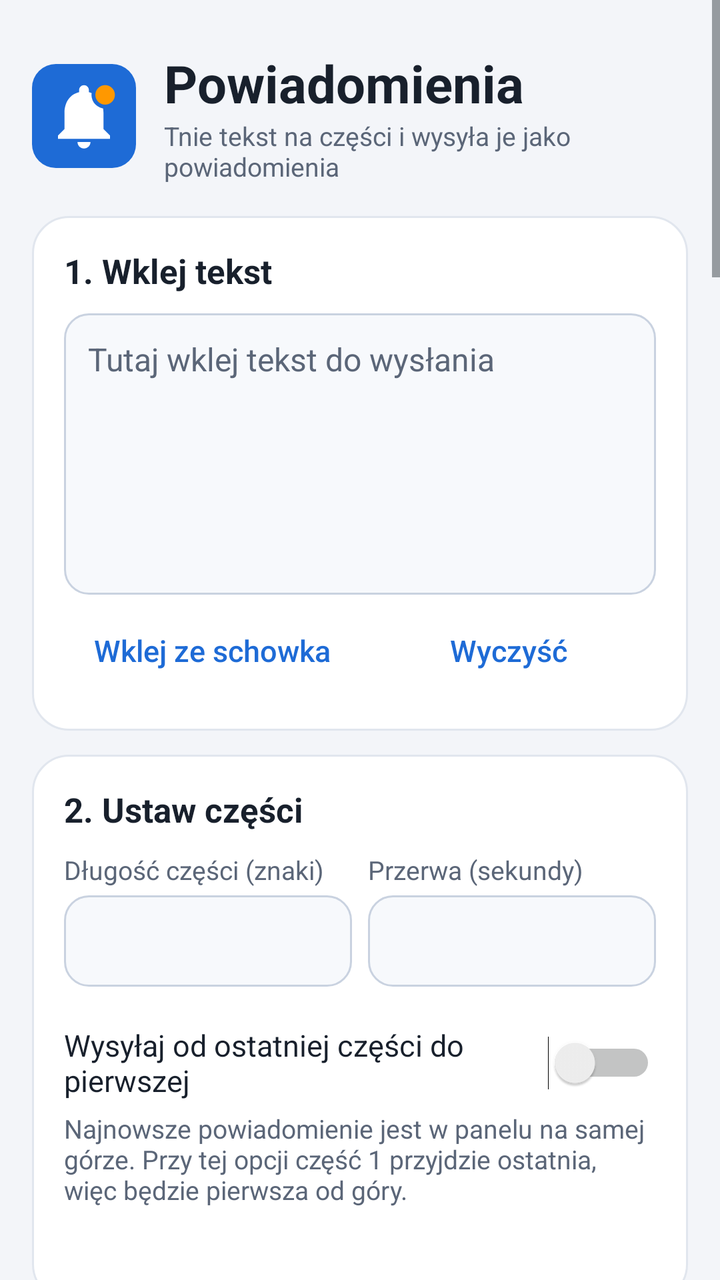
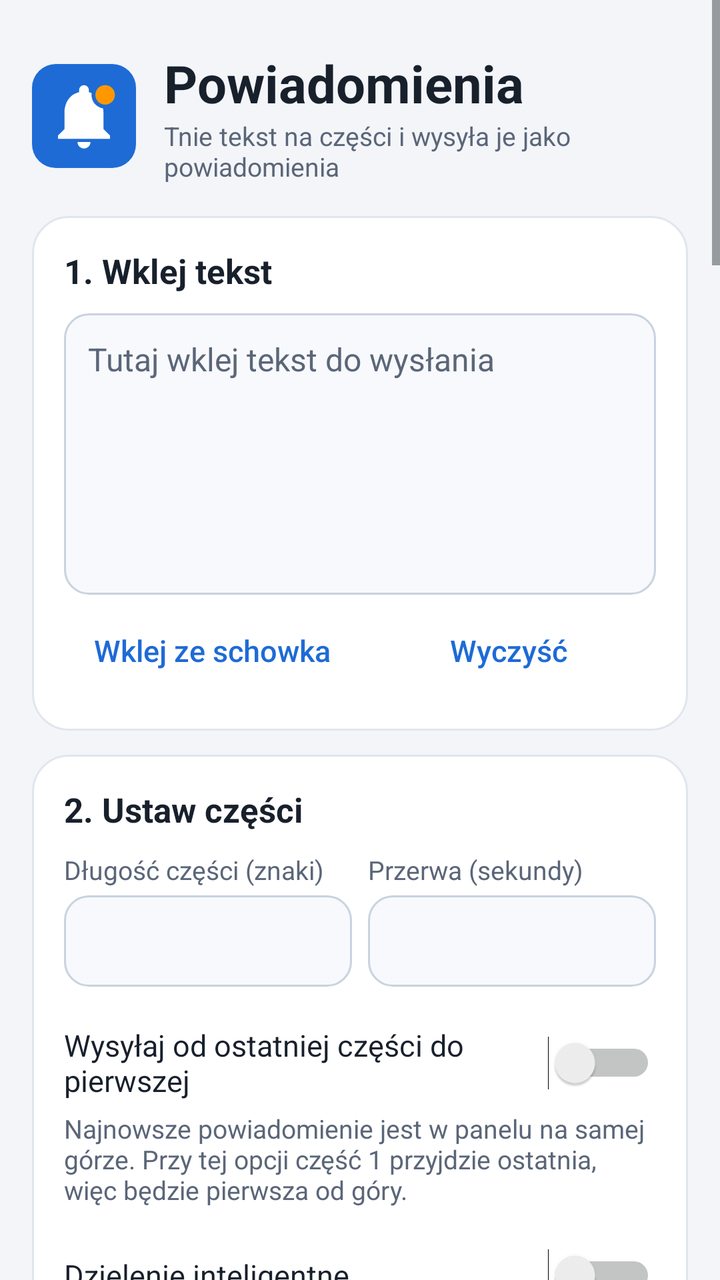

The first picture is an Android layout as it rendered before a commit; the second is the same layout after the commit. The layout source and the unified diff follow.
<!-- AndroidManifest.xml: application theme AppTheme -->
<!-- res/layout/activity_main.xml -->
<?xml version="1.0" encoding="utf-8"?>
<ScrollView xmlns:android="http://schemas.android.com/apk/res/android"
    android:layout_width="match_parent"
    android:layout_height="match_parent"
    android:background="@color/screen_bg"
    android:fillViewport="true">

    <LinearLayout
        android:layout_width="match_parent"
        android:layout_height="wrap_content"
        android:orientation="vertical"
        android:padding="16dp">

        
        <LinearLayout
            android:layout_width="match_parent"
            android:layout_height="wrap_content"
            android:gravity="center_vertical"
            android:orientation="horizontal"
            android:paddingTop="8dp"
            android:paddingBottom="4dp">

            <ImageView
                android:layout_width="52dp"
                android:layout_height="52dp"
                android:contentDescription="Ikona aplikacji"
                android:src="@drawable/ic_logo" />

            <LinearLayout
                android:layout_width="0dp"
                android:layout_height="wrap_content"
                android:layout_marginStart="14dp"
                android:layout_weight="1"
                android:orientation="vertical">

                <TextView
                    android:layout_width="match_parent"
                    android:layout_height="wrap_content"
                    android:text="Powiadomienia"
                    android:textColor="@color/text_primary"
                    android:textSize="26sp"
                    android:textStyle="bold" />

                <TextView
                    style="@style/Hint"
                    android:layout_width="match_parent"
                    android:layout_height="wrap_content"
                    android:text="Tnie tekst na części i wysyła je jako powiadomienia" />
            </LinearLayout>
        </LinearLayout>

        
        <LinearLayout
            style="@style/Card"
            android:layout_width="match_parent"
            android:layout_height="wrap_content"
            android:layout_marginTop="12dp">

            <TextView
                style="@style/SectionTitle"
                android:layout_width="match_parent"
                android:layout_height="wrap_content"
                android:text="1. Wklej tekst" />

            <EditText
                android:id="@+id/text"
                style="@style/Input"
                android:layout_width="match_parent"
                android:layout_height="wrap_content"
                android:layout_marginTop="10dp"
                android:gravity="top|start"
                android:hint="Tutaj wklej tekst do wysłania"
                android:importantForAutofill="no"
                android:inputType="textMultiLine|textCapSentences"
                android:maxLines="10"
                android:minLines="6"
                android:scrollbars="vertical" />

            <LinearLayout
                android:layout_width="match_parent"
                android:layout_height="wrap_content"
                android:layout_marginTop="4dp"
                android:orientation="horizontal">

                <Button
                    android:id="@+id/btn_paste"
                    style="@style/TextButton"
                    android:layout_width="0dp"
                    android:layout_height="wrap_content"
                    android:layout_weight="1"
                    android:text="Wklej ze schowka" />

                <Button
                    android:id="@+id/btn_clear"
                    style="@style/TextButton"
                    android:layout_width="0dp"
                    android:layout_height="wrap_content"
                    android:layout_weight="1"
                    android:text="Wyczyść" />
            </LinearLayout>
        </LinearLayout>

        
        <LinearLayout
            style="@style/Card"
            android:layout_width="match_parent"
            android:layout_height="wrap_content"
            android:layout_marginTop="12dp">

            <TextView
                style="@style/SectionTitle"
                android:layout_width="match_parent"
                android:layout_height="wrap_content"
                android:text="2. Ustaw części" />

            <LinearLayout
                android:layout_width="match_parent"
                android:layout_height="wrap_content"
                android:layout_marginTop="10dp"
                android:orientation="horizontal">

                <LinearLayout
                    android:layout_width="0dp"
                    android:layout_height="wrap_content"
                    android:layout_marginEnd="8dp"
                    android:layout_weight="1"
                    android:orientation="vertical">

                    <TextView
                        style="@style/Hint"
                        android:layout_width="match_parent"
                        android:layout_height="wrap_content"
                        android:text="Długość części (znaki)" />

                    <EditText
                        android:id="@+id/limit"
                        style="@style/Input"
                        android:layout_width="match_parent"
                        android:layout_height="wrap_content"
                        android:layout_marginTop="4dp"
                        android:importantForAutofill="no"
                        android:inputType="number"
                        android:maxLength="4" />
                </LinearLayout>

                <LinearLayout
                    android:layout_width="0dp"
                    android:layout_height="wrap_content"
                    android:layout_weight="1"
                    android:orientation="vertical">

                    <TextView
                        style="@style/Hint"
                        android:layout_width="match_parent"
                        android:layout_height="wrap_content"
                        android:text="Przerwa (sekundy)" />

                    <EditText
                        android:id="@+id/delay"
                        style="@style/Input"
                        android:layout_width="match_parent"
                        android:layout_height="wrap_content"
                        android:layout_marginTop="4dp"
                        android:importantForAutofill="no"
                        android:inputType="numberDecimal"
                        android:maxLength="4" />
                </LinearLayout>
            </LinearLayout>

            <Switch
                android:id="@+id/sw_reverse"
                android:layout_width="match_parent"
                android:layout_height="wrap_content"
                android:layout_marginTop="14dp"
                android:minHeight="48dp"
                android:text="Wysyłaj od ostatniej części do pierwszej"
                android:textColor="@color/text_primary"
                android:textSize="15sp" />

            <TextView
                style="@style/Hint"
                android:layout_width="match_parent"
                android:layout_height="wrap_content"
                android:text="Najnowsze powiadomienie jest w panelu na samej górze. Przy tej opcji część 1 przyjdzie ostatnia, więc będzie pierwsza od góry." />

            <TextView
                android:id="@+id/preview"
                android:layout_width="match_parent"
                android:layout_height="wrap_content"
                android:layout_marginTop="12dp"
                android:textColor="@color/accent"
                android:textSize="14sp"
                android:textStyle="bold" />
        </LinearLayout>

        
        <Button
            android:id="@+id/btn_send"
            style="@style/PrimaryButton"
            android:layout_width="match_parent"
            android:layout_height="wrap_content"
            android:layout_marginTop="16dp"
            android:text="Podziel i wyślij" />

        <ProgressBar
            android:id="@+id/progress"
            style="?android:attr/progressBarStyleHorizontal"
            android:layout_width="match_parent"
            android:layout_height="wrap_content"
            android:layout_marginTop="10dp"
            android:progressTint="@color/accent"
            android:visibility="gone" />

        <TextView
            android:id="@+id/status"
            style="@style/Hint"
            android:layout_width="match_parent"
            android:layout_height="wrap_content"
            android:layout_marginTop="6dp"
            android:gravity="center"
            android:textSize="14sp" />

        
        <LinearLayout
            style="@style/Card"
            android:layout_width="match_parent"
            android:layout_height="wrap_content"
            android:layout_marginTop="16dp">

            <TextView
                style="@style/SectionTitle"
                android:layout_width="match_parent"
                android:layout_height="wrap_content"
                android:text="Gemini w powiadomieniach" />

            <TextView
                style="@style/Hint"
                android:layout_width="match_parent"
                android:layout_height="wrap_content"
                android:layout_marginTop="4dp"
                android:text="Gdy wpiszesz klucz, powiadomienia dostają przycisk „Odpowiedz”. Twoja odpowiedź razem z treścią powiadomienia idzie do Gemini, a jego odpowiedź wraca jako kolejne powiadomienia, dzielone tak samo jak tekst." />

            <TextView
                style="@style/Hint"
                android:layout_width="match_parent"
                android:layout_height="wrap_content"
                android:layout_marginTop="12dp"
                android:text="Klucz API Gemini" />

            <EditText
                android:id="@+id/gem_key"
                style="@style/Input"
                android:layout_width="match_parent"
                android:layout_height="wrap_content"
                android:layout_marginTop="4dp"
                android:hint="Wklej klucz z Google AI Studio"
                android:importantForAutofill="no"
                android:inputType="textPassword" />

            <TextView
                style="@style/Hint"
                android:layout_width="match_parent"
                android:layout_height="wrap_content"
                android:layout_marginTop="4dp"
                android:text="Klucz zapisuje się tylko w tym telefonie i jest wysyłany wyłącznie do Google." />

            <TextView
                style="@style/Hint"
                android:layout_width="match_parent"
                android:layout_height="wrap_content"
                android:layout_marginTop="12dp"
                android:text="Model" />

            <EditText
                android:id="@+id/gem_model"
                style="@style/Input"
                android:layout_width="match_parent"
                android:layout_height="wrap_content"
                android:layout_marginTop="4dp"
                android:hint="gemini-3.5-flash-lite"
                android:importantForAutofill="no"
                android:inputType="textNoSuggestions|textVisiblePassword" />

            <TextView
                style="@style/Hint"
                android:layout_width="match_parent"
                android:layout_height="wrap_content"
                android:layout_marginTop="4dp"
                android:text="Wersja Lite ma największy darmowy limit dzienny. Mocniejszy model, np. gemini-3.8-flash, odpowiada lepiej, ale darmowych pytań jest wtedy mało." />

            <Switch
                android:id="@+id/sw_reply"
                android:layout_width="match_parent"
                android:layout_height="wrap_content"
                android:layout_marginTop="10dp"
                android:minHeight="48dp"
                android:text="Przycisk „Odpowiedz” w powiadomieniach"
                android:textColor="@color/text_primary"
                android:textSize="15sp" />

            <TextView
                style="@style/Hint"
                android:layout_width="match_parent"
                android:layout_height="wrap_content"
                android:layout_marginTop="12dp"
                android:text="Zapytaj Gemini bez powiadomienia" />

            <EditText
                android:id="@+id/gem_question"
                style="@style/Input"
                android:layout_width="match_parent"
                android:layout_height="wrap_content"
                android:layout_marginTop="4dp"
                android:gravity="top|start"
                android:hint="Wpisz pytanie"
                android:importantForAutofill="no"
                android:inputType="textMultiLine|textCapSentences"
                android:maxLines="6"
                android:minLines="2"
                android:scrollbars="vertical" />

            <Button
                android:id="@+id/btn_ask"
                style="@style/SecondaryButton"
                android:layout_width="match_parent"
                android:layout_height="wrap_content"
                android:layout_marginTop="8dp"
                android:text="Zapytaj Gemini" />

            <Button
                android:id="@+id/btn_ask_notif"
                style="@style/SecondaryButton"
                android:layout_width="match_parent"
                android:layout_height="wrap_content"
                android:layout_marginTop="8dp"
                android:text="Wstaw do powiadomień pole pytania" />

            <TextView
                android:id="@+id/gem_status"
                style="@style/Hint"
                android:layout_width="match_parent"
                android:layout_height="wrap_content"
                android:layout_marginTop="10dp"
                android:textColor="@color/text_primary"
                android:textSize="14sp"
                android:visibility="gone" />

            <Button
                android:id="@+id/btn_new_chat"
                style="@style/TextButton"
                android:layout_width="match_parent"
                android:layout_height="wrap_content"
                android:layout_marginTop="4dp"
                android:text="Zacznij nową rozmowę" />
        </LinearLayout>

        
        <LinearLayout
            style="@style/Card"
            android:layout_width="match_parent"
            android:layout_height="wrap_content"
            android:layout_marginTop="16dp">

            <TextView
                style="@style/SectionTitle"
                android:layout_width="match_parent"
                android:layout_height="wrap_content"
                android:text="Zdjęcie do Gemini" />

            <TextView
                style="@style/Hint"
                android:layout_width="match_parent"
                android:layout_height="wrap_content"
                android:layout_marginTop="4dp"
                android:text="Zrób zdjęcie aparatem telefonu. Trafia ono do Gemini razem z pytaniem poniżej, a odpowiedź jest dzielona i wysyłana tak samo jak inne odpowiedzi Gemini: według długości części, przerwy, kolejności i miejsca wysyłania." />

            <EditText
                android:id="@+id/photo_prompt"
                style="@style/Input"
                android:layout_width="match_parent"
                android:layout_height="wrap_content"
                android:layout_marginTop="12dp"
                android:gravity="top|start"
                android:hint="Pytanie do zdjęcia, np. Przetłumacz napis na polski"
                android:importantForAutofill="no"
                android:inputType="textMultiLine|textCapSentences"
                android:maxLines="6"
                android:minLines="2"
                android:scrollbars="vertical" />

            <TextView
                style="@style/Hint"
                android:layout_width="match_parent"
                android:layout_height="wrap_content"
                android:layout_marginTop="4dp"
                android:text="Puste pole: Gemini opisze, co widzi. Zdjęcie jest zmniejszane do 2048 px, bez lokalizacji i danych aparatu, nie trafia do galerii i znika z telefonu po wysłaniu. Do Google idzie tak samo jak tekst pytań." />

            <Button
                android:id="@+id/btn_photo"
                style="@style/SecondaryButton"
                android:layout_width="match_parent"
                android:layout_height="wrap_content"
                android:layout_marginTop="8dp"
                android:text="Zrób zdjęcie i zapytaj Gemini" />

            <TextView
                android:id="@+id/photo_status"
                style="@style/Hint"
                android:layout_width="match_parent"
                android:layout_height="wrap_content"
                android:layout_marginTop="10dp"
                android:textColor="@color/text_primary"
                android:textSize="14sp"
                android:visibility="gone" />
        </LinearLayout>

        
        <LinearLayout
            style="@style/Card"
            android:layout_width="match_parent"
            android:layout_height="wrap_content"
            android:layout_marginTop="16dp">

            <TextView
                style="@style/SectionTitle"
                android:layout_width="match_parent"
                android:layout_height="wrap_content"
                android:text="Odpowiadanie z zegarka (Telegram)" />

            <TextView
                style="@style/Hint"
                android:layout_width="match_parent"
                android:layout_height="wrap_content"
                android:layout_marginTop="4dp"
                android:text="Zegarek Huawei pozwala odpowiadać na powiadomienia tylko z wybranych komunikatorów, m.in. z Telegrama, więc powiadomienia tej aplikacji nie dostaną na nim przycisku odpowiedzi. Aplikacja może za to pisać do Ciebie przez własnego bota w Telegramie. Odpowiadasz na zegarku, odpowiedź idzie do Gemini i wraca jako kolejna wiadomość." />

            <TextView
                style="@style/Hint"
                android:layout_width="match_parent"
                android:layout_height="wrap_content"
                android:layout_marginTop="8dp"
                android:text="1. W Telegramie otwórz @BotFather, wyślij /newbot i skopiuj token.\n2. Wklej go poniżej, otwórz swojego bota, napisz /start i naciśnij „Połącz”.\n3. Włącz nasłuch i wybierz, gdzie wysyłać części.\n4. W aplikacji Huawei Zdrowie włącz dla zegarka powiadomienia z Telegrama." />

            <TextView
                style="@style/Hint"
                android:layout_width="match_parent"
                android:layout_height="wrap_content"
                android:layout_marginTop="12dp"
                android:text="Token bota" />

            <EditText
                android:id="@+id/tg_token"
                style="@style/Input"
                android:layout_width="match_parent"
                android:layout_height="wrap_content"
                android:layout_marginTop="4dp"
                android:hint="Token od @BotFather"
                android:importantForAutofill="no"
                android:inputType="textPassword" />

            <TextView
                style="@style/Hint"
                android:layout_width="match_parent"
                android:layout_height="wrap_content"
                android:layout_marginTop="4dp"
                android:text="Token zapisuje się tylko w tym telefonie. Wiadomości przechodzą przez serwery Telegrama, więc nie wysyłaj tak niczego poufnego." />

            <Button
                android:id="@+id/btn_tg_connect"
                style="@style/SecondaryButton"
                android:layout_width="match_parent"
                android:layout_height="wrap_content"
                android:layout_marginTop="8dp"
                android:text="Połącz z botem" />

            <TextView
                android:id="@+id/tg_status"
                style="@style/Hint"
                android:layout_width="match_parent"
                android:layout_height="wrap_content"
                android:layout_marginTop="10dp"
                android:textColor="@color/text_primary"
                android:textSize="14sp" />

            <Switch
                android:id="@+id/sw_tg_listen"
                android:layout_width="match_parent"
                android:layout_height="wrap_content"
                android:layout_marginTop="10dp"
                android:minHeight="48dp"
                android:text="Nasłuchuj pytań z Telegrama"
                android:textColor="@color/text_primary"
                android:textSize="15sp" />

            <TextView
                style="@style/Hint"
                android:layout_width="match_parent"
                android:layout_height="wrap_content"
                android:text="Nasłuch działa w tle z ikoną w pasku powiadomień. Po ponownym uruchomieniu telefonu otwórz aplikację, a nasłuch włączy się sam. Żeby odpowiedź z zegarka dochodziła też przy wygaszonym ekranie, pozwól aplikacji pracować bez ograniczeń baterii." />

            <Button
                android:id="@+id/btn_battery"
                style="@style/TextButton"
                android:layout_width="match_parent"
                android:layout_height="wrap_content"
                android:layout_marginTop="4dp"
                android:text="Bateria: pozwól na pracę w tle" />

            <TextView
                style="@style/Hint"
                android:layout_width="match_parent"
                android:layout_height="wrap_content"
                android:layout_marginTop="12dp"
                android:text="Gdzie wysyłać części tekstu i odpowiedzi Gemini" />

            <RadioGroup
                android:id="@+id/rg_dest"
                android:layout_width="match_parent"
                android:layout_height="wrap_content"
                android:layout_marginTop="4dp"
                android:orientation="vertical">

                <RadioButton
                    android:id="@+id/rb_dest_notif"
                    android:layout_width="match_parent"
                    android:layout_height="wrap_content"
                    android:minHeight="44dp"
                    android:text="Powiadomienia w telefonie"
                    android:textColor="@color/text_primary"
                    android:textSize="15sp" />

                <RadioButton
                    android:id="@+id/rb_dest_tg"
                    android:layout_width="match_parent"
                    android:layout_height="wrap_content"
                    android:minHeight="44dp"
                    android:text="Telegram"
                    android:textColor="@color/text_primary"
                    android:textSize="15sp" />

                <RadioButton
                    android:id="@+id/rb_dest_both"
                    android:layout_width="match_parent"
                    android:layout_height="wrap_content"
                    android:minHeight="44dp"
                    android:text="Oba"
                    android:textColor="@color/text_primary"
                    android:textSize="15sp" />
            </RadioGroup>

            <TextView
                style="@style/Hint"
                android:layout_width="match_parent"
                android:layout_height="wrap_content"
                android:text="Odpowiedź na pytanie zadane z Telegrama wraca do Telegrama. Wybór „Oba” dodaje do tego zwykłe powiadomienia w telefonie. Bez połączonego bota wszystko idzie jak dotąd, w powiadomieniach." />

            <Button
                android:id="@+id/btn_tg_test"
                style="@style/SecondaryButton"
                android:layout_width="match_parent"
                android:layout_height="wrap_content"
                android:layout_marginTop="8dp"
                android:text="Wyślij wiadomość testową do Telegrama" />
        </LinearLayout>

        
        <LinearLayout
            style="@style/Card"
            android:layout_width="match_parent"
            android:layout_height="wrap_content"
            android:layout_marginTop="16dp">

            <LinearLayout
                android:id="@+id/measure_header"
                android:layout_width="match_parent"
                android:layout_height="wrap_content"
                android:background="?android:attr/selectableItemBackground"
                android:clickable="true"
                android:focusable="true"
                android:gravity="center_vertical"
                android:minHeight="40dp"
                android:orientation="horizontal">

                <TextView
                    style="@style/SectionTitle"
                    android:layout_width="0dp"
                    android:layout_height="wrap_content"
                    android:layout_weight="1"
                    android:text="Zmierz limit powiadomienia" />

                <TextView
                    android:id="@+id/measure_toggle"
                    android:layout_width="wrap_content"
                    android:layout_height="wrap_content"
                    android:text="Pokaż"
                    android:textColor="@color/accent"
                    android:textSize="15sp"
                    android:textStyle="bold" />
            </LinearLayout>

            <LinearLayout
                android:id="@+id/measure_body"
                android:layout_width="match_parent"
                android:layout_height="wrap_content"
                android:orientation="vertical"
                android:visibility="gone">

                <TextView
                    style="@style/Hint"
                    android:layout_width="match_parent"
                    android:layout_height="wrap_content"
                    android:layout_marginTop="8dp"
                    android:text="Telefon lub zegarek pokazuje tylko początek długiego powiadomienia. Sprawdź, ile znaków się mieści:\n1. Naciśnij „Wyślij test”.\n2. Rozwiń powiadomienie i przepisz jego końcówkę razem ze średnikiem przed ostatnią liczbą, np. ;120;45\n3. Naciśnij „Oblicz długość”." />

                <LinearLayout
                    android:layout_width="match_parent"
                    android:layout_height="wrap_content"
                    android:layout_marginTop="12dp"
                    android:gravity="center_vertical"
                    android:orientation="horizontal">

                    <EditText
                        android:id="@+id/test_len"
                        style="@style/Input"
                        android:layout_width="0dp"
                        android:layout_height="wrap_content"
                        android:layout_marginEnd="8dp"
                        android:layout_weight="1"
                        android:hint="Długość testu"
                        android:importantForAutofill="no"
                        android:inputType="number"
                        android:maxLength="4" />

                    <Button
                        android:id="@+id/btn_test"
                        style="@style/SecondaryButton"
                        android:layout_width="0dp"
                        android:layout_height="wrap_content"
                        android:layout_weight="1"
                        android:text="Wyślij test" />
                </LinearLayout>

                <EditText
                    android:id="@+id/seen"
                    style="@style/Input"
                    android:layout_width="match_parent"
                    android:layout_height="wrap_content"
                    android:layout_marginTop="12dp"
                    android:hint="Końcówka, którą widzisz, np. ;120;45"
                    android:importantForAutofill="no"
                    android:inputType="textNoSuggestions|textVisiblePassword" />

                <Button
                    android:id="@+id/btn_decode"
                    style="@style/SecondaryButton"
                    android:layout_width="match_parent"
                    android:layout_height="wrap_content"
                    android:layout_marginTop="8dp"
                    android:text="Oblicz długość" />

                <TextView
                    android:id="@+id/result"
                    android:layout_width="match_parent"
                    android:layout_height="wrap_content"
                    android:layout_marginTop="10dp"
                    android:textColor="@color/text_primary"
                    android:textSize="16sp"
                    android:textStyle="bold" />

                <Button
                    android:id="@+id/btn_use"
                    style="@style/SecondaryButton"
                    android:layout_width="match_parent"
                    android:layout_height="wrap_content"
                    android:layout_marginTop="8dp"
                    android:enabled="false"
                    android:text="Ustaw jako długość części" />
            </LinearLayout>
        </LinearLayout>

        <View
            android:layout_width="match_parent"
            android:layout_height="16dp" />
    </LinearLayout>
</ScrollView>
<!-- resources referenced by this layout -->
<resources>
  <color name="accent">#1E6BD6</color>
  <color name="screen_bg">#F3F5F9</color>
  <color name="text_primary">#18202C</color>
  <style name="Card">
          <item name="android:orientation">vertical</item>
          <item name="android:background">@drawable/bg_card</item>
          <item name="android:padding">16dp</item>
      </style>
  <style name="Hint">
          <item name="android:textSize">13sp</item>
          <item name="android:textColor">@color/text_secondary</item>
      </style>
  <style name="Input">
          <item name="android:background">@drawable/bg_input</item>
          <item name="android:textColor">@color/text_primary</item>
          <item name="android:textColorHint">@color/text_secondary</item>
          <item name="android:textSize">16sp</item>
          <item name="android:padding">12dp</item>
      </style>
  <style name="SectionTitle">
          <item name="android:textSize">17sp</item>
          <item name="android:textStyle">bold</item>
          <item name="android:textColor">@color/text_primary</item>
      </style>
  <style name="TextButton" parent="android:Widget.DeviceDefault.Button.Borderless">
          <item name="android:textColor">@color/accent</item>
          <item name="android:textSize">15sp</item>
          <item name="android:textAllCaps">false</item>
      </style>
  <style name="AppTheme" parent="android:Theme.DeviceDefault.Light.NoActionBar">
          <item name="android:windowBackground">@color/screen_bg</item>
          <item name="android:statusBarColor">@color/screen_bg</item>
          <item name="android:navigationBarColor">@color/screen_bg</item>
          <item name="android:windowLightStatusBar">true</item>
          <item name="android:colorAccent">@color/accent</item>
      </style>
  <color name="icon_bg">#1E6BD6</color>
  <color name="badge">#FF9800</color>
  <!-- drawable bg_card (drawable) -->
  <?xml version="1.0" encoding="utf-8"?>
  <shape xmlns:android="http://schemas.android.com/apk/res/android"
      android:shape="rectangle">
      <solid android:color="@color/card" />
      <stroke
          android:width="1dp"
          android:color="@color/card_stroke" />
      <corners android:radius="18dp" />
  </shape>
  <color name="text_secondary">#5B6678</color>
  <!-- drawable bg_input (drawable) -->
  <?xml version="1.0" encoding="utf-8"?>
  <shape xmlns:android="http://schemas.android.com/apk/res/android"
      android:shape="rectangle">
      <solid android:color="@color/input_bg" />
      <stroke
          android:width="1dp"
          android:color="@color/input_stroke" />
      <corners android:radius="12dp" />
  </shape>
  <!-- drawable bg_btn_primary (drawable) -->
  <?xml version="1.0" encoding="utf-8"?>
  <ripple xmlns:android="http://schemas.android.com/apk/res/android"
      android:color="#33808080">
      <item>
          <shape android:shape="rectangle">
              <solid android:color="@color/accent" />
              <corners android:radius="16dp" />
          </shape>
      </item>
  </ripple>
  <color name="on_accent">#FFFFFF</color>
  <!-- drawable bg_btn_secondary (drawable) -->
  <?xml version="1.0" encoding="utf-8"?>
  <ripple xmlns:android="http://schemas.android.com/apk/res/android"
      android:color="#33808080">
      <item>
          <shape android:shape="rectangle">
              <solid android:color="@color/accent_soft" />
              <corners android:radius="12dp" />
          </shape>
      </item>
  </ripple>
  <color name="card">#FFFFFF</color>
  <color name="card_stroke">#E1E6EE</color>
  <color name="input_bg">#F7F9FC</color>
  <color name="input_stroke">#C9D2E0</color>
  <color name="accent_soft">#E3EDFB</color>
  <!-- unchanged entries left out for length: 3 -->
</resources>

<!-- the commit's change to res/layout/activity_main.xml (unified diff, before → after) -->
@@ -183,6 +183,22 @@
                 android:layout_height="wrap_content"
                 android:text="Najnowsze powiadomienie jest w panelu na samej górze. Przy tej opcji część 1 przyjdzie ostatnia, więc będzie pierwsza od góry." />
 
+            <Switch
+                android:id="@+id/sw_smart"
+                android:layout_width="match_parent"
+                android:layout_height="wrap_content"
+                android:layout_marginTop="10dp"
+                android:minHeight="48dp"
+                android:text="Dzielenie inteligentne"
+                android:textColor="@color/text_primary"
+                android:textSize="15sp" />
+
+            <TextView
+                style="@style/Hint"
+                android:layout_width="match_parent"
+                android:layout_height="wrap_content"
+                android:text="Tnie najpierw między sekcjami (po pustym wierszu), potem między punktami listy i zdaniami. Nagłówek zostaje razem z treścią, a sekcja, która się mieści w limicie, nie jest przecinana. Może dać więcej części niż zwykłe dzielenie." />
+
             <TextView
                 android:id="@+id/preview"
                 android:layout_width="match_parent"
